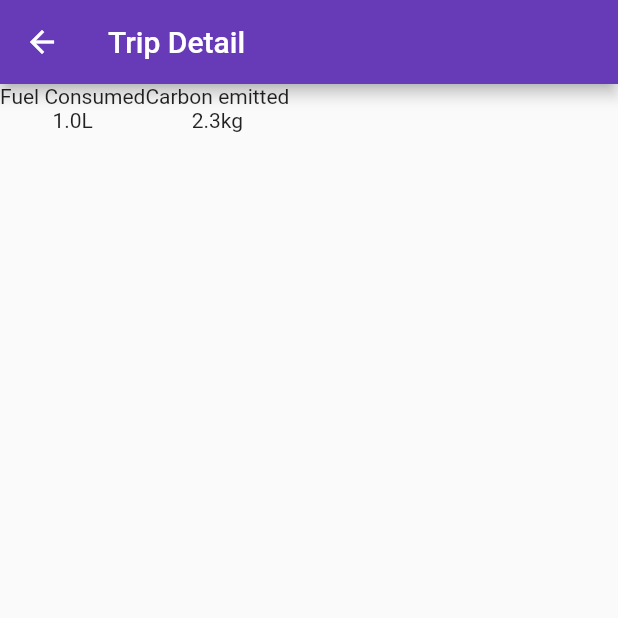
After one commit to Jmorjsm/emissions-offset, a Flutter app: the TripDetail screen opened directly, on a phone screen of 412 x 824 dp, the top half of it. The commit adds this screen. Run offline on Flutter 3.47's test engine with Material 2 defaults, Android fonts, the phone set to English and light mode, and no system bars; our stand-ins replace geolocator.

Commit message:
initial detail navigation

```diff
--- /dev/null
+++ b/src/emissions_offset/lib/widgets/trip-detail.dart
@@ -0,0 +1,37 @@
+import 'package:flutter/cupertino.dart';
+import 'package:flutter/material.dart';
+
+// TODO: Back button
+// TODO: Pass through current trip to this page
+// TODO: Populate info fields
+// TODO: Implement delete
+class TripDetail extends StatelessWidget {
+  @override
+  Widget build(BuildContext context) {
+    return Scaffold(
+      appBar: AppBar(
+        title: Text('Trip Detail'),
+      ),
+      body: Row(
+        children: [
+          Column(
+            children: [
+              Text('Fuel Consumed'),
+              Text('1.0L'),
+            ],
+          ),
+          Column(
+            children: [
+              Column(
+                children: [
+                  Text('Carbon emitted'),
+                  Text('2.3kg'),
+                ],
+              ),
+            ],
+          ),
+        ],
+      ),
+    );
+  }
+}
--- a/src/emissions_offset/lib/widgets/trip-history.dart
+++ b/src/emissions_offset/lib/widgets/trip-history.dart
@@ -1,4 +1,5 @@
 import 'package:emissions_offset/stores/trip_store.dart';
+import 'package:emissions_offset/widgets/trip-detail.dart';
 import 'package:flutter/cupertino.dart';
 import 'package:flutter/material.dart';
 import 'package:intl/intl.dart';
@@ -43,8 +44,15 @@ class _TripHistoryState extends State<TripHistory> {
             var trip = tripStore.trips[index];
             var date = DateFormat.yMd().format(trip.startTime);
             var time = DateFormat.Hm().format(trip.startTime);
-
             return ListTile(
+              onTap: () {
+                Navigator.push(
+                  context,
+                  MaterialPageRoute(
+                    builder: (context) => TripDetail(),
+                  ),
+                );
+              },
               leading: Icon(
                 Icons.directions_car,
                 color: Colors.black54,
@@ -67,7 +75,8 @@ class _TripHistoryState extends State<TripHistory> {
               ),
             );
           },
-              )),
+        ),
+      ),
       floatingActionButton: FloatingActionButton(
         onPressed: () {
           // This will eventually navigate to the new trip page,
```
Lines whose indentation alone changed are shown as unchanged.
